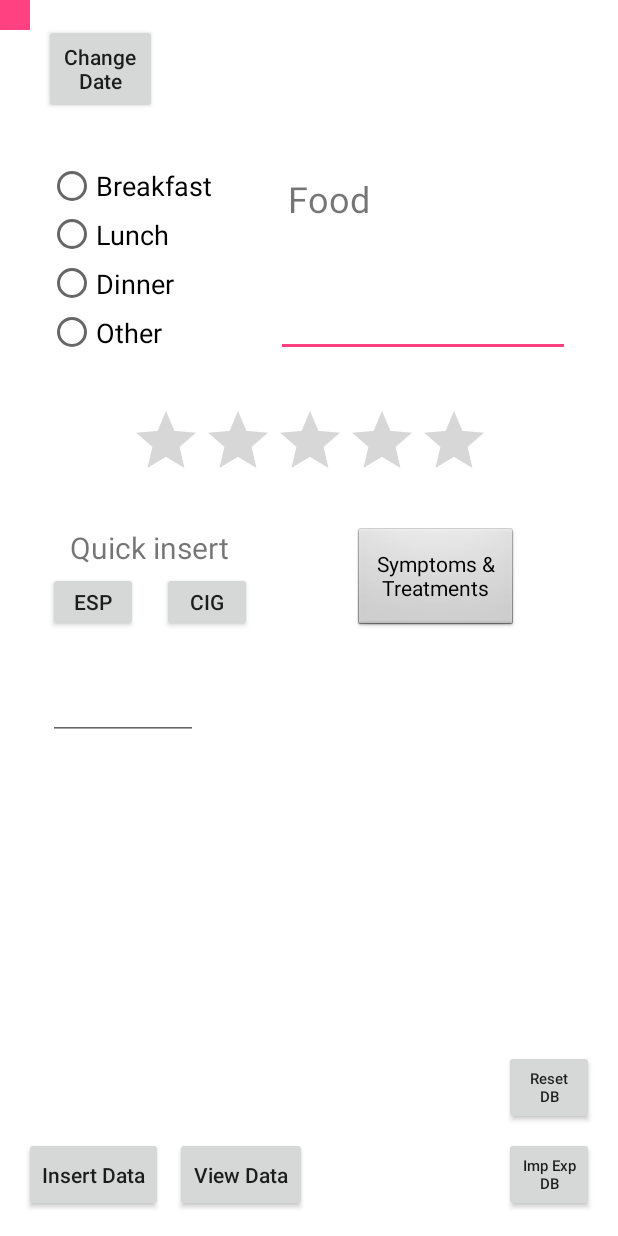
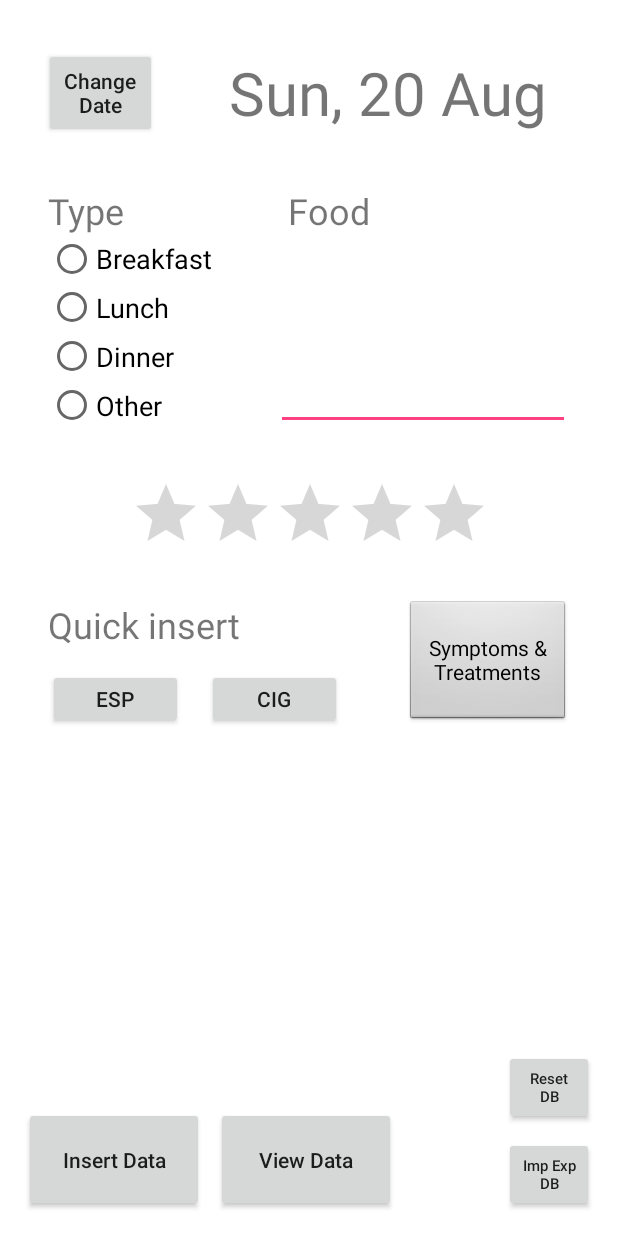
Before and after one commit to gameruoso/foodDiary, an Android app: the screen it shows after launch (MainActivity), after a tap on "Reset DB", on a phone screen of 412 x 824 dp. Run offline under Robolectric (Android 15) with nearby library versions, the phone set to English and light mode, and no system bars.

Commit message:
new layout done

```diff
--- a/app/src/main/java/com/example/gianlu/fooddiary/MainActivity.java
+++ b/app/src/main/java/com/example/gianlu/fooddiary/MainActivity.java
@@ -5,6 +5,7 @@ import android.app.DatePickerDialog;
 import android.support.v7.app.AlertDialog;
 import android.support.v7.app.AppCompatActivity;
 import android.os.Bundle;
+import android.util.Log;
 import android.view.View;
 import android.widget.Button;
 import android.widget.DatePicker;
@@ -12,6 +13,7 @@ import android.widget.EditText;
 import android.widget.RadioButton;
 import android.widget.RadioGroup;
 import android.widget.RatingBar;
+import android.widget.TextView;
 import android.widget.Toast;
 import android.database.Cursor;
 
@@ -28,33 +30,17 @@ public class MainActivity extends AppCompatActivity {
 
     RadioGroup radioGroupFoodType;
     EditText editTextFoodDescription;
-    DatePicker datePicker;
     RatingBar ratingBarRating;
     Button buttonInsertData;
     Button buttonViewAll;
     Button buttonResetDb;
     Button buttonImportExportDB;
-
-                            EditText edittext;
-                            Calendar myCalendar;
-
-                    DatePickerDialog.OnDateSetListener date = new DatePickerDialog.OnDateSetListener() {
-
-                        @Override
-                        public void onDateSet(DatePicker view, int year, int monthOfYear,
-                                              int dayOfMonth) {
-                            myCalendar.set(Calendar.YEAR, year);
-                            myCalendar.set(Calendar.MONTH, monthOfYear);
-                            myCalendar.set(Calendar.DAY_OF_MONTH, dayOfMonth);
-                            updateLabel();
-                        }
-
-                    };
-
-
-
-
-
+    Button sympAndTreatButton;
+    Button setDate;
+    TextView textViewDate;
+    Calendar myCalendar;
+    DatePickerDialog.OnDateSetListener dateListener;
+    Date date;
 
 
     @Override
@@ -67,7 +53,7 @@ public class MainActivity extends AppCompatActivity {
 
 
 //        activity objects
-        datePicker = (DatePicker) findViewById(R.id.datePicker);
+        setDate = (Button) findViewById(R.id.buttonSetDate);
         editTextFoodDescription = (EditText)findViewById(R.id.editTextFoodDescription);
         buttonInsertData = (Button)findViewById(R.id.buttonInsertData);
         buttonViewAll = (Button)findViewById(R.id.buttonViewAll);
@@ -75,11 +61,16 @@ public class MainActivity extends AppCompatActivity {
         buttonImportExportDB = (Button)findViewById(R.id.buttonImportExportDB);
         ratingBarRating = (RatingBar)findViewById(R.id.ratingBarRating);
         radioGroupFoodType = (RadioGroup) findViewById(R.id.radioGroupFoodType);
+        sympAndTreatButton = (Button) findViewById(R.id.buttonSympAndTreat);
+        textViewDate = (TextView) findViewById(R.id.textViewDate);
 
-                                myCalendar = Calendar.getInstance();
-                                edittext= (EditText) findViewById(R.id.Birthday);
+        myCalendar = Calendar.getInstance();
+        date = new Date();
 
 
+
+        // SET DATE BUTTON
+        setDate();
         // INSERT DATA BUTTON
         insertData();
         // VIEW ALL BUTTON
@@ -92,42 +83,7 @@ public class MainActivity extends AppCompatActivity {
         //IMPORT EXPORT DB BUTTON - LONG PRESS (pick a DB file from SD and overwrite app_db)
         importDbFile(this);
 
-
-
-
-
-
-                            edittext.setOnClickListener(
-                                    new View.OnClickListener() {
-                                        @Override
-                                        public void onClick(View v) {
-                                            new DatePickerDialog(MainActivity.this, date, myCalendar
-                                                    .get(Calendar.YEAR), myCalendar.get(Calendar.MONTH),
-                                                    myCalendar.get(Calendar.DAY_OF_MONTH)).show();
-                                        }
-                                    });
-
-
-
-
-
-
-
-
-
     }
-
-
-
-
-
-                                    private void updateLabel() {
-                                        String myFormat = "dd/MM/yy"; //In which you need put here
-                                        SimpleDateFormat sdf = new SimpleDateFormat(myFormat, Locale.UK);
-
-                                        edittext.setText(sdf.format(myCalendar.getTime()));
-                                    }
-
 
 
 
@@ -142,20 +98,12 @@ public class MainActivity extends AppCompatActivity {
         builder.show();
     }
     //Reset activity objects
-    private void resetDayPicker(){
-        Date today = new Date();
-        SimpleDateFormat format_year = new SimpleDateFormat("yyyy");
-        SimpleDateFormat format_month = new SimpleDateFormat("MM") ;
-        SimpleDateFormat format_day = new SimpleDateFormat("dd");
-
-        String year_str = format_year.format(today);
-        String month_str = format_month.format(today);
-        String day_str = format_day.format(today);
-        datePicker.updateDate(
-                Integer.parseInt(year_str),
-                Integer.parseInt(month_str) - 1, //JAN=0, FEB=1, ...
-                Integer.parseInt(day_str)
-        );
+    private void resetDate(){
+        date = new Date();
+        // Date format
+        String myFormat = "EEE, d MMM";
+        SimpleDateFormat dateFormatter = new SimpleDateFormat(myFormat);
+        textViewDate.setText(dateFormatter.format(date));
     }
     private void resetFoodTypeRadioButton(){
         radioGroupFoodType.clearCheck();
@@ -167,7 +115,7 @@ public class MainActivity extends AppCompatActivity {
         ratingBarRating.setRating(0);
     }
     private void resetMainActivity(){
-        resetDayPicker();
+        resetDate();
         resetFoodTypeRadioButton();
         resetFoodTextBox();
         resetRatingBar();
@@ -175,7 +123,40 @@ public class MainActivity extends AppCompatActivity {
 
 
 
+    // SET DATE
+    public void setDate(){
+        // Date format
+        String myFormat = "EEE, d MMM";
+        final SimpleDateFormat dateFormatter = new SimpleDateFormat(myFormat);
 
+        // set today as default date
+        textViewDate.setText(dateFormatter.format(date));
+        // listen for date change
+        dateListener = new DatePickerDialog.OnDateSetListener() {
+            @Override
+            public void onDateSet(DatePicker view, int year, int monthOfYear, int dayOfMonth) {
+                myCalendar.set(Calendar.YEAR, year);
+                myCalendar.set(Calendar.MONTH, monthOfYear);
+                myCalendar.set(Calendar.DAY_OF_MONTH, dayOfMonth);
+
+                date = myCalendar.getTime();
+                textViewDate.setText(dateFormatter.format(date));
+            }
+        };
+
+        setDate.setOnClickListener(
+                new View.OnClickListener() {
+                    @Override
+                    public void onClick(View v) {
+                        new DatePickerDialog(MainActivity.this, dateListener, myCalendar
+                                .get(Calendar.YEAR), myCalendar.get(Calendar.MONTH),
+                                myCalendar.get(Calendar.DAY_OF_MONTH)).show();
+                    }
+                });
+
+
+
+    }
     // INSERT DATA
     public void insertData() {
         buttonInsertData.setOnClickListener(
@@ -309,23 +290,8 @@ public class MainActivity extends AppCompatActivity {
     //DATA MANIPULATION
     //Check user entries
     private boolean dateIsValid(){
-        //check date
         Date today = new Date();
-        Date pickedDate = null;
-        Integer pickedDate_int = dayMonthYearToDateInteger(
-                datePicker.getDayOfMonth(),
-                datePicker.getMonth() + 1, //JAN=1, FEB=2, ...
-                datePicker.getYear()
-        );
-        SimpleDateFormat formatter = new SimpleDateFormat("yyyyMMdd");
-
-        try {
-            pickedDate = formatter.parse(pickedDate_int.toString());
-        } catch (ParseException e) {
-            e.printStackTrace();
-        }
-
-        if(pickedDate.after(today))
+          if(date.after(today))
             return false;
 
         return true;
@@ -347,10 +313,9 @@ public class MainActivity extends AppCompatActivity {
         return true;
     }
     private boolean allFieldsAreValid(){
-        //date
+        //dateListener
         if (!dateIsValid()) {
             Toast.makeText(MainActivity.this, "Date must be minor or equal to today!", Toast.LENGTH_LONG).show();
-            resetDayPicker();
             return false;
         }
         //food type
@@ -415,12 +380,12 @@ public class MainActivity extends AppCompatActivity {
     }
     //Convert user entries to DB entries
     private Integer dbPickedDate() {
-        Integer pickedDate = dayMonthYearToDateInteger(
-                datePicker.getDayOfMonth(),// 1, 2, 3, ...
-                datePicker.getMonth() + 1, // JAN=0, Feb=1, ...
-                datePicker.getYear()       // 2017, 2018, ...
-        );
-        return pickedDate;
+        Calendar cal = Calendar.getInstance();
+        cal.setTime(date);
+        return dayMonthYearToDateInteger(
+                cal.get(Calendar.DAY_OF_MONTH),
+                cal.get(Calendar.MONTH) + 1, //Jan=0, Feb=1, etc
+                cal.get(Calendar.YEAR));
     }
     private String dbFoodType(){
         //retrieve radiobutton selection
--- a/app/src/main/res/layout/main_activity_layout.xml
+++ b/app/src/main/res/layout/main_activity_layout.xml
@@ -10,31 +10,30 @@
     tools:context="com.example.gianlu.fooddiary.MainActivity">
 
         <Button
-            android:id="@+id/buttonChangeDate"
+            android:id="@+id/buttonSetDate"
             android:layout_width="75dp"
             android:layout_height="60dp"
-            android:layout_marginLeft="16dp"
+            android:layout_marginLeft="29dp"
             android:layout_marginStart="29dp"
-            android:layout_marginTop="16dp"
+            android:layout_marginTop="32dp"
             android:text="Change Date"
             android:textAllCaps="false"
             app:layout_constraintLeft_toLeftOf="parent"
             app:layout_constraintTop_toTopOf="parent" />
 
     <TextView
-            android:id="@+id/DATE"
+        android:id="@+id/textViewDate"
         android:layout_width="0dp"
         android:layout_height="60dp"
         android:layout_marginEnd="32dp"
         android:layout_marginLeft="16dp"
         android:layout_marginRight="16dp"
         android:layout_marginStart="32dp"
-            android:layout_marginTop="16dp"
+        android:layout_marginTop="32dp"
         android:gravity="center"
         android:textAlignment="center"
-            android:textSize="32dp"
-            app:layout_constraintHorizontal_bias="0.0"
-            app:layout_constraintLeft_toRightOf="@+id/buttonChangeDate"
+        android:textSize="40dp"
+        app:layout_constraintLeft_toRightOf="@+id/buttonSetDate"
         app:layout_constraintRight_toRightOf="parent"
         app:layout_constraintTop_toTopOf="parent" />
 
@@ -45,9 +44,9 @@
             android:layout_alignParentStart="true"
             android:layout_marginLeft="32dp"
             android:layout_marginStart="32dp"
-            android:layout_marginTop="32dp"
             app:layout_constraintLeft_toLeftOf="parent"
-            app:layout_constraintTop_toBottomOf="@+id/buttonChangeDate">
+            android:layout_marginTop="0dp"
+            app:layout_constraintTop_toBottomOf="@+id/textViewType">
 
             <RadioButton
                 android:id="@+id/radioBreakfast"
@@ -108,13 +107,13 @@
         android:layout_marginLeft="32dp"
         android:layout_marginRight="32dp"
         android:layout_marginStart="32dp"
-            android:layout_marginTop="32dp"
+        android:layout_marginTop="0dp"
         android:ems="10"
         android:inputType="textMultiLine"
         app:layout_constraintHorizontal_bias="0.0"
         app:layout_constraintLeft_toRightOf="@+id/radioGroupFoodType"
         app:layout_constraintRight_toRightOf="parent"
-            app:layout_constraintTop_toBottomOf="@+id/DATE" />
+        app:layout_constraintTop_toBottomOf="@+id/textViewFood" />
 
     <TextView
         android:id="@+id/textViewQuickInsert"
@@ -123,27 +122,27 @@
         android:layout_marginLeft="32dp"
         android:layout_marginTop="24dp"
         android:text="Quick insert"
-            android:textAlignment="center"
-            android:textSize="20sp"
+        android:textAlignment="textStart"
+        android:textSize="24sp"
         app:layout_constraintLeft_toLeftOf="parent"
         app:layout_constraintTop_toBottomOf="@+id/ratingBarRating" />
 
     <Button
         android:id="@+id/buttonEsp"
-        android:layout_width="60dp"
+        android:layout_width="90dp"
         android:layout_height="40dp"
         android:layout_marginLeft="32dp"
-        android:layout_marginTop="0dp"
+        android:layout_marginTop="16dp"
         android:text="ESP"
         app:layout_constraintLeft_toLeftOf="parent"
         app:layout_constraintTop_toBottomOf="@+id/textViewQuickInsert" />
 
     <Button
         android:id="@+id/buttonCig"
-            android:layout_width="60dp"
+        android:layout_width="90dp"
         android:layout_height="40dp"
         android:layout_marginLeft="16dp"
-            android:layout_marginTop="0dp"
+        android:layout_marginTop="16dp"
         android:text="CIG"
         app:layout_constraintLeft_toRightOf="@+id/buttonEsp"
         app:layout_constraintTop_toBottomOf="@+id/textViewQuickInsert" />
@@ -152,22 +151,19 @@
         android:id="@+id/buttonSympAndTreat"
         style="@android:style/Widget.Button"
         android:layout_width="110dp"
-        android:layout_height="70dp"
-        android:layout_marginLeft="32dp"
+        android:layout_height="84dp"
         android:layout_marginRight="32dp"
         android:layout_marginTop="24dp"
         android:elevation="14dp"
         android:text="Symptoms &amp; Treatments"
         android:textAlignment="center"
-        app:layout_constraintHorizontal_bias="0.504"
-        app:layout_constraintLeft_toRightOf="@+id/buttonCig"
         app:layout_constraintRight_toRightOf="parent"
         app:layout_constraintTop_toBottomOf="@+id/ratingBarRating" />
 
     <Button
         android:id="@+id/buttonInsertData"
-        android:layout_width="wrap_content"
-        android:layout_height="50dp"
+        android:layout_width="120dp"
+        android:layout_height="70dp"
         android:layout_marginBottom="16dp"
         android:layout_marginLeft="16dp"
         android:text="Insert Data"
@@ -177,8 +173,8 @@
 
     <Button
         android:id="@+id/buttonViewAll"
-        android:layout_width="wrap_content"
-        android:layout_height="50dp"
+        android:layout_width="120dp"
+        android:layout_height="70dp"
         android:layout_marginBottom="16dp"
         android:layout_marginLeft="8dp"
         android:text="View Data"
@@ -191,11 +187,22 @@
             android:layout_width="wrap_content"
             android:layout_height="wrap_content"
             android:layout_marginLeft="8dp"
-            android:layout_marginTop="8dp"
             android:text="Food"
             android:textSize="24sp"
             app:layout_constraintLeft_toLeftOf="@+id/editTextFoodDescription"
-            app:layout_constraintTop_toTopOf="@+id/editTextFoodDescription" />
+            android:layout_marginTop="32dp"
+            app:layout_constraintTop_toBottomOf="@+id/textViewDate" />
+
+    <TextView
+        android:id="@+id/textViewType"
+        android:layout_width="wrap_content"
+        android:layout_height="wrap_content"
+        android:layout_marginLeft="32dp"
+        android:layout_marginTop="32dp"
+        android:text="Type"
+        android:textSize="24sp"
+        app:layout_constraintLeft_toLeftOf="parent"
+        app:layout_constraintTop_toBottomOf="@+id/buttonSetDate" />
 
     <Button
         android:id="@+id/buttonResetDb"
@@ -222,26 +229,4 @@
         app:layout_constraintRight_toRightOf="parent" />
 
 
-    <EditText
-        android:id="@+id/Birthday"
-        android:focusable="false"
-        android:layout_width="100dp"
-        android:layout_height="40dp"
-        android:layout_marginEnd="32dp"
-        android:layout_marginLeft="8dp"
-        android:layout_marginStart="32dp"
-        android:layout_marginTop="32dp"
-        android:ems="10"
-        android:inputType="textMultiLine"
-        app:layout_constraintTop_toBottomOf="@+id/buttonCig"
-        app:layout_constraintLeft_toLeftOf="parent" />
-
-
-    <DatePicker
-        android:id="@+id/datePicker"
-        android:layout_width="20dp"
-        android:layout_height="20dp"
-        tools:layout_editor_absoluteX="40dp"
-        tools:layout_editor_absoluteY="238dp" />
-
 </android.support.constraint.ConstraintLayout>
```
Lines whose indentation alone changed are shown as unchanged.
